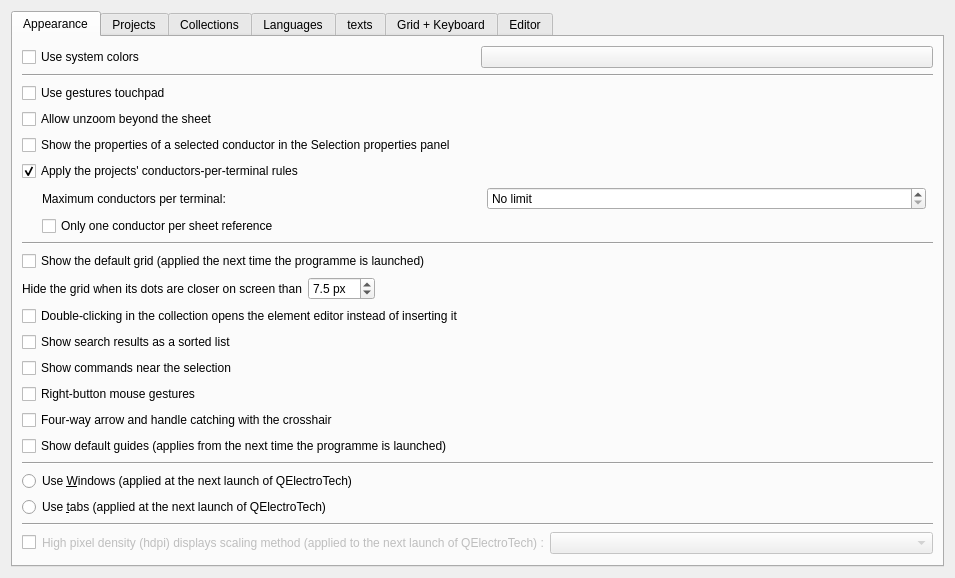
This is sources/ui/configpage/generalconfigurationpage.ui in qelectrotech/qelectrotech-source-mirror as Qt 5 draws it before an edit. The edited form follows.
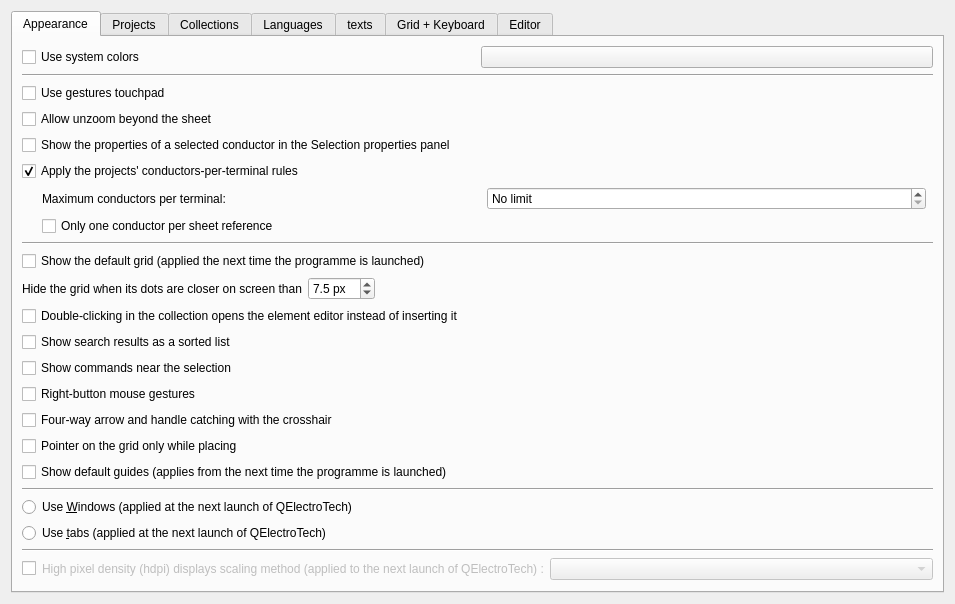
This is the edited form. Custom widgets are drawn as their Qt base class.

Commit message: Pointer on the grid only while placing; grid step in the status bar

Diff of the .ui file:
```diff
--- a/sources/ui/configpage/generalconfigurationpage.ui
+++ b/sources/ui/configpage/generalconfigurationpage.ui
@@ -256,6 +256,16 @@
          </property>
         </widget>
        </item>
+       <item>
+        <widget class="QCheckBox" name="m_grid_only_placing_cb">
+         <property name="toolTip">
+          <string>The pointer and the crosshair jump from grid point to grid point only while something is placed or dragged; otherwise they follow the mouse, so small items are easy to grab. What is placed still lands on the grid. Unticked: they always keep to the grid.</string>
+         </property>
+         <property name="text">
+          <string>Pointer on the grid only while placing</string>
+         </property>
+        </widget>
+       </item>
        <item>
         <widget class="QCheckBox" name="guides_startup_cb">
          <property name="text">
```
The commit also changes 40 other files.
